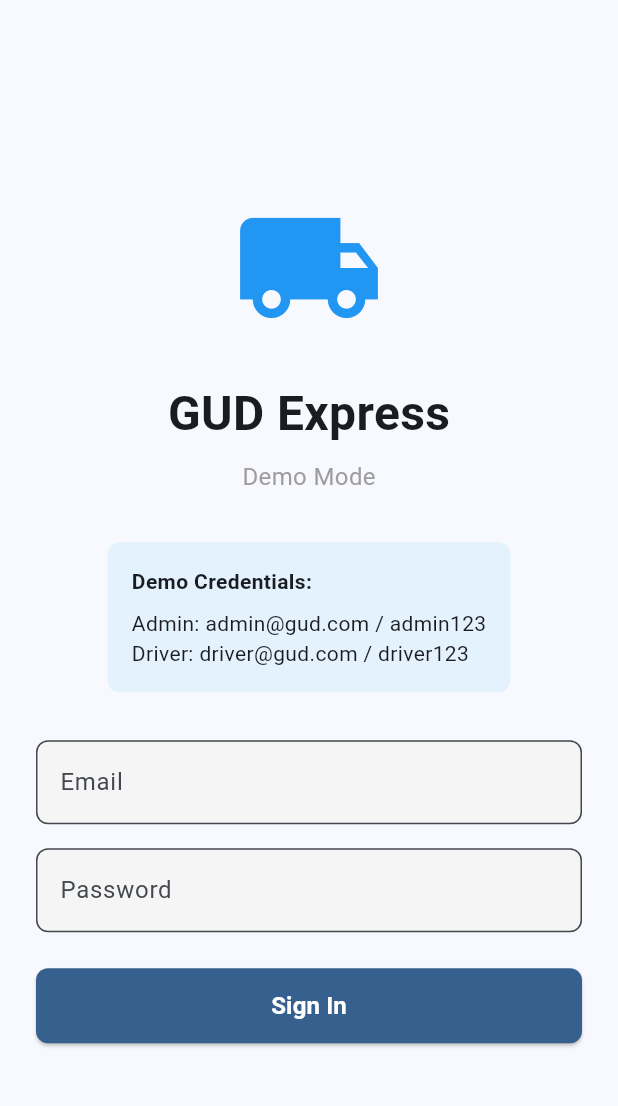
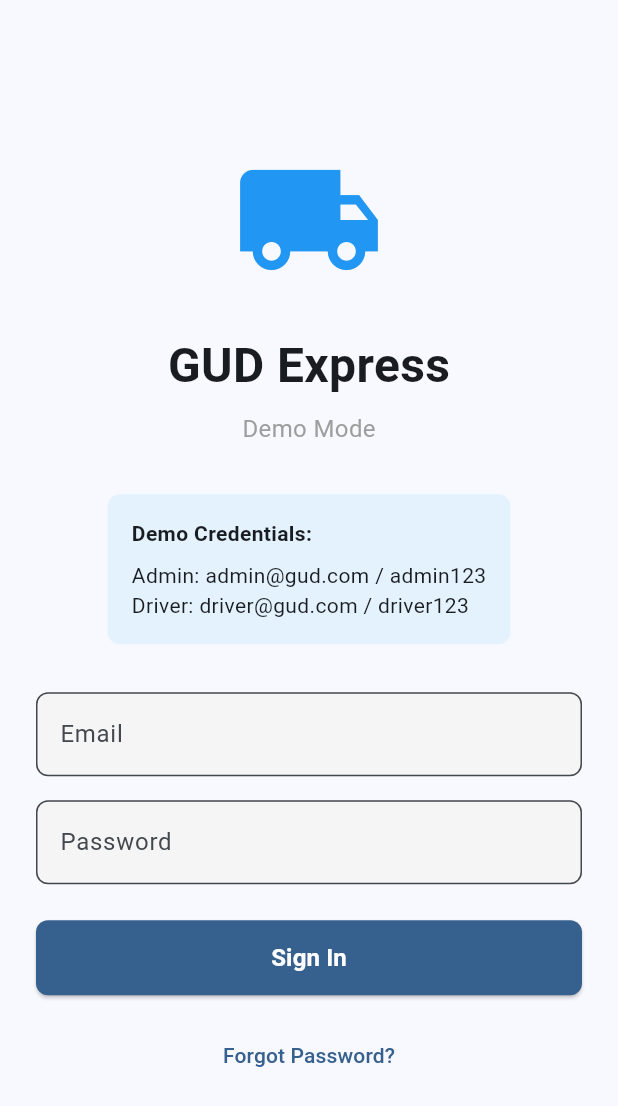
Before and after one commit to dukens11-create/gud, a Flutter app: the screen it shows after launch, on a phone screen of 412 x 824 dp. Shown: the top 1106 px of the screen. Run offline on Flutter 3.47's test engine with Material 3 defaults, Android fonts, the phone set to English and light mode, and no system bars; our stand-ins replace cached_network_image, cloud_firestore, connectivity_plus, csv, firebase_analytics, firebase_auth and 18 more; accounts and stored records are empty.

Commit message:
Add comprehensive missing features analysis and "Forgot Password" link
- Create MISSING_FEATURES_ANALYSIS.md with detailed gap analysis
- Document all missing integrations and recommendations
- Add "Forgot Password?" link to login screen
- Provide clear roadmap for remaining work

Co-authored-by: dukens11-create <249652828+dukens11-create@users.noreply.github.com>

```diff
--- a/lib/screens/login_screen.dart
+++ b/lib/screens/login_screen.dart
@@ -163,6 +163,11 @@ class _LoginScreenState extends State<LoginScreen> {
                       label: 'Sign In',
                       onPressed: _signIn,
                     ),
+              const SizedBox(height: 16),
+              TextButton(
+                onPressed: () => Navigator.pushNamed(context, '/password-reset'),
+                child: const Text('Forgot Password?'),
+              ),
             ],
           ),
         ),
```
Also changed, not shown: 1 other file.
